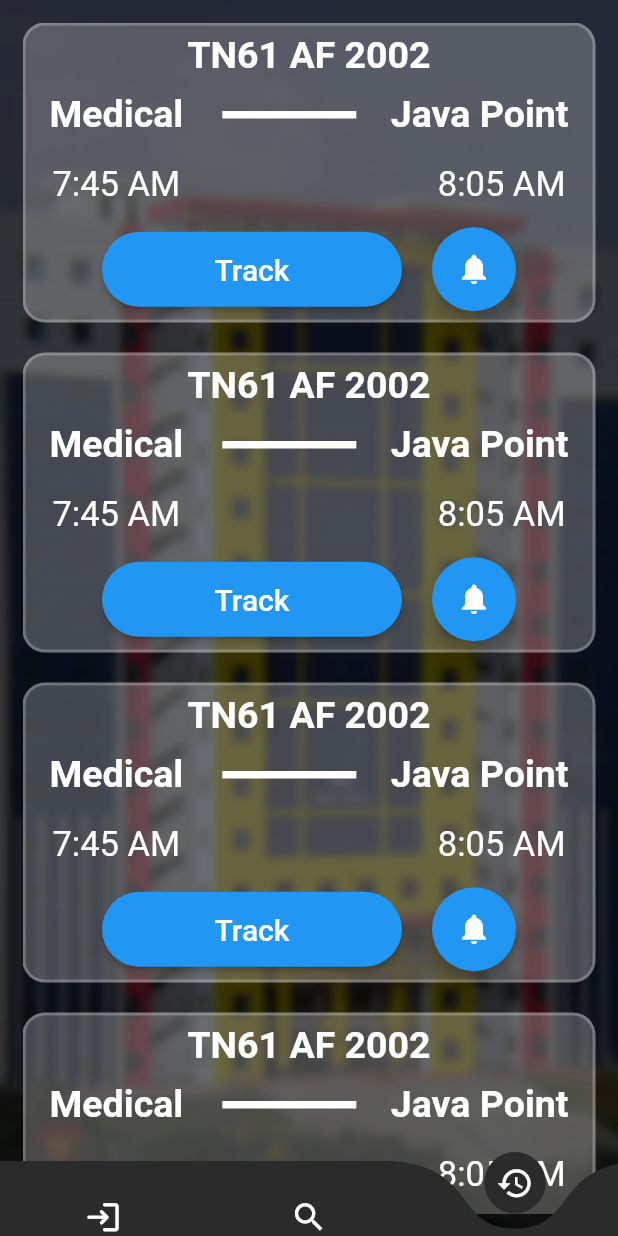
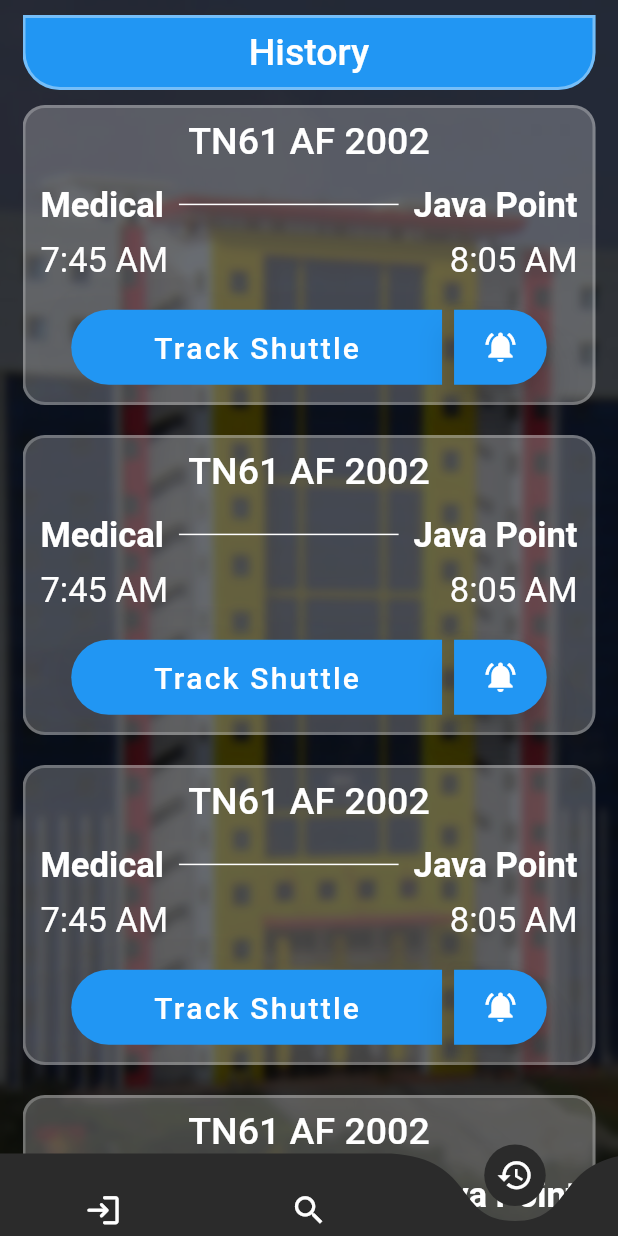
Before and after one commit to heyprincesingh/Shuttle, a Flutter app: the screen it shows after launch, item 3 of the bottom bar chosen, on a phone screen of 412 x 824 dp. Run offline on Flutter 3.47's test engine with Material 2 defaults, Android fonts, the phone set to English and light mode, and no system bars; drawn by our look-alikes of curved_navigation_bar; our stand-ins replace fluttertoast.

Commit message:
Search Button/History list Complete

```diff
--- /dev/null
+++ b/lib/history.dart
@@ -0,0 +1,201 @@
+import 'dart:ui';
+
+import 'package:flutter/material.dart';
+
+class history extends StatelessWidget {
+  const history({Key? key}) : super(key: key);
+
+  @override
+  Widget build(BuildContext context) {
+    return Container(
+      decoration: BoxDecoration(
+        image: DecorationImage(
+          image: AssetImage("assets/wall.jpg"),
+          fit: BoxFit.cover,
+        ),
+      ),
+      height: MediaQuery.of(context).size.height,
+      child: Padding(
+        padding: const EdgeInsets.fromLTRB(15, 10, 15, 0),
+        child: BackdropFilter(
+          filter: ImageFilter.blur(sigmaX: 3, sigmaY: 3),
+          child: ListView.builder(
+              itemCount: 12,
+              itemBuilder: (context, index) {
+                return index == 0
+                    ? Container(
+                        decoration: BoxDecoration(
+                            color: Colors.blue,
+                            border: Border.all(width: 2,color: Colors.white38),
+                            borderRadius: BorderRadius.only(
+                                bottomLeft: Radius.circular(25),
+                                bottomRight: Radius.circular(25)
+                            )),
+                        height: 50,
+                        child: Center(
+                          child: Text("History",
+                              style: TextStyle(
+                                  decoration: TextDecoration.none,
+                                  fontSize: 25,
+                                  color: Colors.white,
+                                  fontWeight: FontWeight.w500)),
+                        ),
+                      )
+                    : Padding(
+                        padding: const EdgeInsets.only(top: 10, bottom: 10),
+                        child: Container(
+                          height: 200,
+                          decoration: BoxDecoration(
+                              border:
+                                  Border.all(width: 2.0, color: Colors.white24),
+                              color: Colors.white24,
+                              borderRadius: BorderRadius.circular(15)),
+                          width: MediaQuery.of(context).size.width,
+                          //color: Colors.amber,
+                          child: Column(
+                            crossAxisAlignment: CrossAxisAlignment.center,
+                            mainAxisAlignment: MainAxisAlignment.center,
+                            children: [
+                              Text(
+                                "TN61 AF 2002",
+                                style: TextStyle(
+                                    decoration: TextDecoration.none,
+                                    fontSize: 25,
+                                    color: Colors.white,
+                                    fontWeight: FontWeight.w500),
+                              ),
+                              SizedBox(height: 15),
+                              Row(
+                                crossAxisAlignment: CrossAxisAlignment.start,
+                                mainAxisAlignment: MainAxisAlignment.center,
+                                children: [
+                                  SizedBox(width: 10),
+                                  Text(
+                                    "Medical",
+                                    style: TextStyle(
+                                        decoration: TextDecoration.none,
+                                        fontSize:
+                                            MediaQuery.of(context).size.height *
+                                                0.028,
+                                        color: Colors.white,
+                                        fontWeight: FontWeight.bold),
+                                  ),
+                                  Expanded(
+                                    child: Container(
+                                      margin:
+                                          EdgeInsets.only(left: 10, right: 10),
+                                      child: Divider(
+                                        height:
+                                            MediaQuery.of(context).size.height *
+                                                0.031,
+                                        color: Colors.white,
+                                        thickness: 1,
+                                      ),
+                                    ),
+                                  ),
+                                  Text(
+                                    "Java Point",
+                                    style: TextStyle(
+                                        decoration: TextDecoration.none,
+                                        fontSize:
+                                            MediaQuery.of(context).size.height *
+                                                0.028,
+                                        color: Colors.white,
+                                        fontWeight: FontWeight.bold),
+                                  ),
+                                  SizedBox(width: 10),
+                                ],
+                              ),
+                              SizedBox(height: 10),
+                              Row(
+                                crossAxisAlignment: CrossAxisAlignment.start,
+                                mainAxisAlignment:
+                                    MainAxisAlignment.spaceBetween,
+                                children: [
+                                  SizedBox(width: 10),
+                                  Text(
+                                    "7:45 AM",
+                                    style: TextStyle(
+                                        decoration: TextDecoration.none,
+                                        fontSize: 23,
+                                        color: Colors.white),
+                                    textAlign: TextAlign.left,
+                                  ),
+                                  Expanded(
+                                      child: Text(
+                                    "8:05 AM",
+                                    style: TextStyle(
+                                        decoration: TextDecoration.none,
+                                        fontSize: 23,
+                                        color: Colors.white),
+                                    textAlign: TextAlign.right,
+                                  )),
+                                  SizedBox(width: 10),
+                                ],
+                              ),
+                              SizedBox(height: 15),
+                              Row(
+                                mainAxisAlignment: MainAxisAlignment.center,
+                                children: [
+                                  Card(
+                                      shape: RoundedRectangleBorder(
+                                          borderRadius: BorderRadius.only(
+                                              bottomLeft: Radius.circular(25),
+                                              topLeft: Radius.circular(25))),
+                                      elevation: 80,
+                                      color: Colors.blue,
+                                      child: GestureDetector(
+                                        behavior: HitTestBehavior.opaque,
+                                        onTap: () {},
+                                        child: Container(
+                                          height: 50,
+                                          width: MediaQuery.of(context)
+                                                  .size
+                                                  .width *
+                                              0.6,
+                                          child: Center(
+                                            child: Text(
+                                              "Track Shuttle",
+                                              style: TextStyle(
+                                                  fontSize: 20,
+                                                  color: Colors.white,
+                                                  fontWeight: FontWeight.w500,
+                                                  letterSpacing: 1.5),
+                                            ),
+                                          ),
+                                        ),
+                                      )),
+                                  GestureDetector(
+                                    behavior: HitTestBehavior.opaque,
+                                    onTap: () {},
+                                    child: Card(
+                                        shape: RoundedRectangleBorder(
+                                            borderRadius: BorderRadius.only(
+                                                bottomRight:
+                                                    Radius.circular(25),
+                                                topRight: Radius.circular(25))),
+                                        elevation: 10,
+                                        color: Colors.blue,
+                                        child: Container(
+                                            height: 50,
+                                            width: MediaQuery.of(context)
+                                                    .size
+                                                    .width *
+                                                0.15,
+                                            child: Icon(
+                                              Icons.notifications_active,
+                                              color: Colors.white,
+                                            ))),
+                                  )
+                                ],
+                              ),
+                            ],
+                          ),
+                        ),
+                      );
+              }),
+        ),
+      ),
+    );
+  }
+}
--- a/lib/main.dart
+++ b/lib/main.dart
@@ -1,8 +1,8 @@
 import 'package:flutter/material.dart';
 import 'package:shuttle/Login.dart';
 import 'package:shuttle/Search.dart';
-import 'package:shuttle/Search_bus_list.dart';
 import 'package:curved_navigation_bar/curved_navigation_bar.dart';
+import 'package:shuttle/history.dart';
 
 void main() {
   runApp(const MyApp());
@@ -18,7 +18,7 @@ class MyApp extends StatefulWidget {
 class _MyAppState extends State<MyApp> {
 
   int _currentIndex = 1;
-  final screenIndex = [login(),search(),search_bus_list()];
+  final screenIndex = [login(),search(),history()];
   @override
   Widget build(BuildContext context) {
     return MaterialApp(
@@ -53,7 +53,7 @@ class _MyAppState extends State<MyApp> {
                   message: "History",
                   child: Icon(Icons.history_outlined,size: 25,color: Colors.white)),
             ],
-            height: 50,
+            height: 55,
             index: 1,
             onTap: (index) => setState(() => _currentIndex = index),
           ),
--- a/pubspec.yaml
+++ b/pubspec.yaml
@@ -35,6 +35,7 @@ dependencies:
   # Use with the CupertinoIcons class for iOS style icons.
   cupertino_icons: ^1.0.2
   curved_navigation_bar: ^1.0.3
+  fluttertoast: ^8.0.9
 
 dev_dependencies:
   flutter_test:
```
Also changed, not shown: lib/Login.dart (+6 -2 lines), lib/Login_driver.dart (added, +19 -0 lines), lib/Search.dart (+52 -9 lines), lib/Search_bus_list.dart (+122 -52 lines), assets/SRMlogo.png (added), pubspec.lock.
